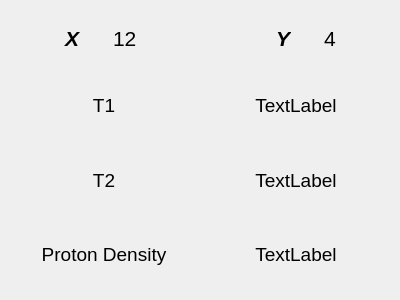
First picture: the form in src/ui/pixel_info_window.ui, repository MOHAMEDMANSOUR20/MRI_Simulation, before the edit.
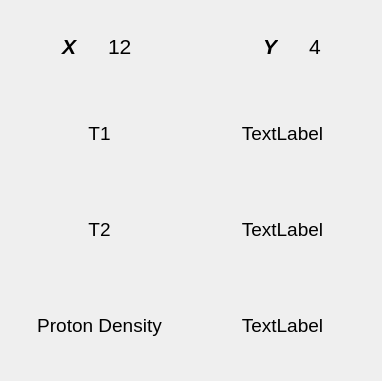
Second picture: the form after the edit.

```diff
--- a/src/ui/pixel_info_window.ui
+++ b/src/ui/pixel_info_window.ui
@@ -6,8 +6,8 @@
    <rect>
     <x>0</x>
     <y>0</y>
-    <width>400</width>
-    <height>300</height>
+    <width>382</width>
+    <height>381</height>
    </rect>
   </property>
   <property name="windowTitle">
```
